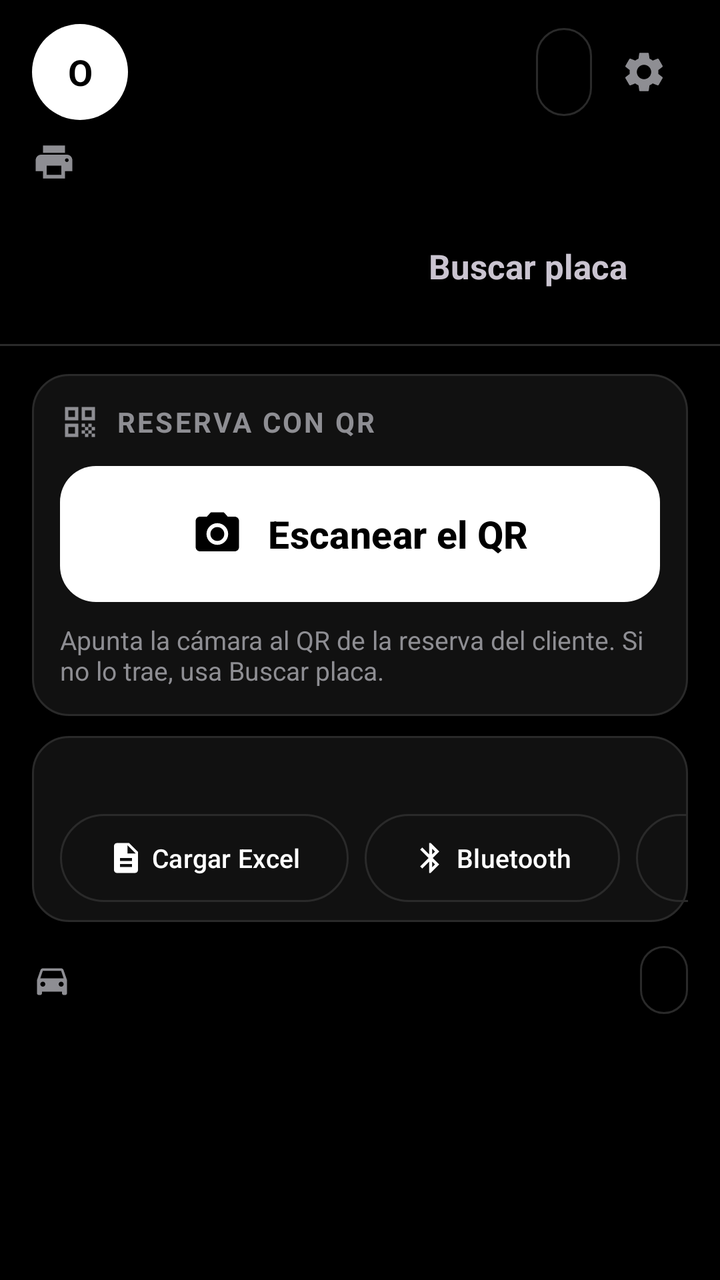
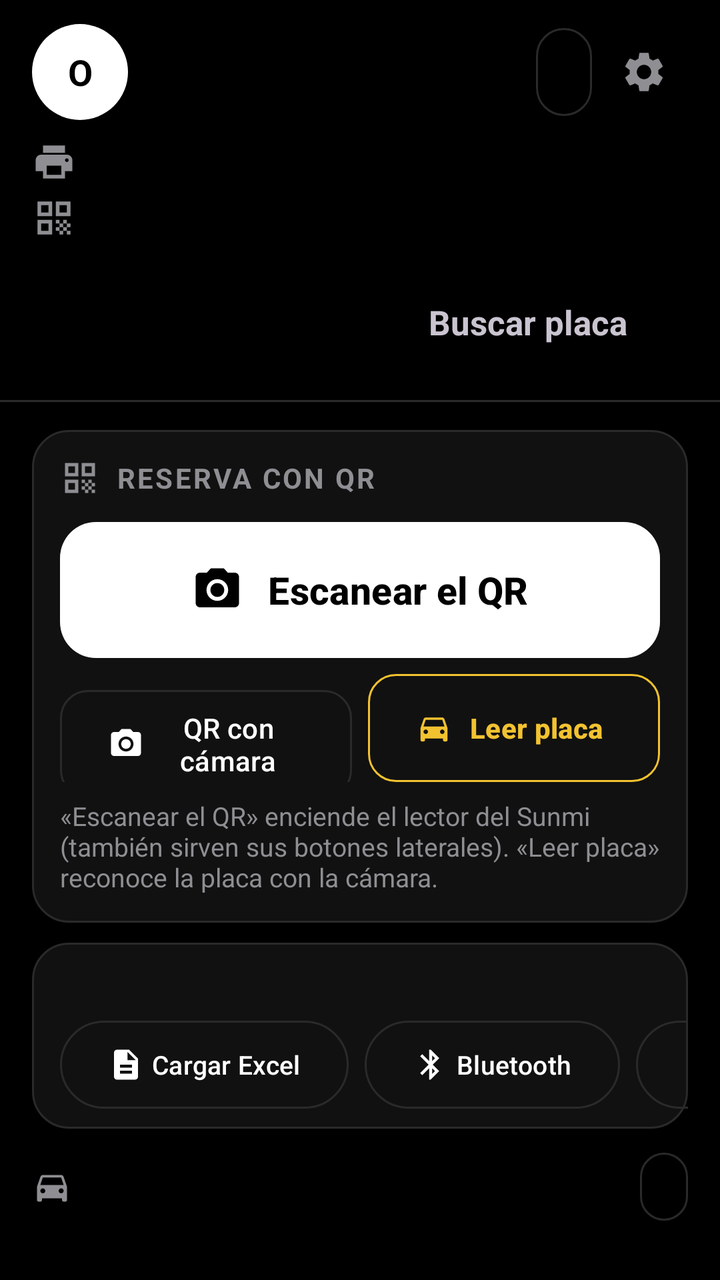

The first picture is an Android layout as it rendered before a commit; the second is the same layout after the commit. The layout source and the unified diff follow.
<!-- AndroidManifest.xml: application theme Theme.Reservas -->
<!-- res/layout/activity_main.xml -->
<?xml version="1.0" encoding="utf-8"?>
<LinearLayout xmlns:android="http://schemas.android.com/apk/res/android"
    xmlns:app="http://schemas.android.com/apk/res-auto"
    android:id="@+id/root"
    android:layout_width="match_parent"
    android:layout_height="match_parent"
    android:background="@color/fondo"
    android:orientation="vertical">

    
    <LinearLayout
        android:id="@+id/header"
        android:layout_width="match_parent"
        android:layout_height="wrap_content"
        android:orientation="vertical"
        android:paddingStart="16dp"
        android:paddingTop="12dp"
        android:paddingEnd="16dp"
        android:paddingBottom="12dp">

        <LinearLayout
            android:layout_width="match_parent"
            android:layout_height="wrap_content"
            android:gravity="center_vertical"
            android:orientation="horizontal">

            <TextView
                android:id="@+id/avatar"
                android:layout_width="48dp"
                android:layout_height="48dp"
                android:background="@drawable/circulo_blanco"
                android:gravity="center"
                android:text="O"
                android:textColor="@color/negro"
                android:textSize="18sp"
                android:textStyle="bold" />

            <LinearLayout
                android:id="@+id/zonaOperador"
                android:layout_width="0dp"
                android:layout_height="wrap_content"
                android:layout_marginStart="12dp"
                android:layout_weight="1"
                android:background="?attr/selectableItemBackground"
                android:orientation="vertical">

                <TextView
                    android:id="@+id/txtOperador"
                    android:layout_width="match_parent"
                    android:layout_height="wrap_content"
                    android:ellipsize="end"
                    android:singleLine="true"
                    android:textColor="@color/texto"
                    android:textSize="20sp"
                    android:textStyle="bold" />

                <TextView
                    android:id="@+id/txtSubtitulo"
                    android:layout_width="match_parent"
                    android:layout_height="wrap_content"
                    android:ellipsize="end"
                    android:singleLine="true"
                    android:textColor="@color/texto_suave"
                    android:textSize="15sp" />
            </LinearLayout>

            <TextView
                android:id="@+id/txtPill"
                android:layout_width="wrap_content"
                android:layout_height="44dp"
                android:layout_marginStart="8dp"
                android:background="@drawable/pill_borde"
                android:gravity="center"
                android:paddingStart="14dp"
                android:paddingEnd="14dp"
                android:textColor="@color/texto"
                android:textSize="16sp"
                android:textStyle="bold" />

            <ImageButton
                android:id="@+id/btnAjustes"
                android:layout_width="44dp"
                android:layout_height="44dp"
                android:layout_marginStart="4dp"
                android:background="?attr/selectableItemBackgroundBorderless"
                android:contentDescription="Ajustes"
                android:src="@drawable/ic_ajustes"
                app:tint="@color/texto_suave" />
        </LinearLayout>

        <LinearLayout
            android:id="@+id/zonaImpresora"
            android:layout_width="match_parent"
            android:layout_height="wrap_content"
            android:layout_marginTop="10dp"
            android:background="?attr/selectableItemBackground"
            android:gravity="center_vertical"
            android:orientation="horizontal">

            <ImageView
                android:layout_width="22dp"
                android:layout_height="22dp"
                android:contentDescription="Impresora"
                android:src="@drawable/ic_impresora"
                app:tint="@color/texto_suave" />

            <TextView
                android:id="@+id/txtImpresora"
                android:layout_width="match_parent"
                android:layout_height="wrap_content"
                android:layout_marginStart="10dp"
                android:textColor="@color/texto_suave"
                android:textSize="15sp" />
        </LinearLayout>

        
        <LinearLayout
            android:layout_width="match_parent"
            android:layout_height="54dp"
            android:layout_marginTop="14dp"
            android:orientation="horizontal">

            <TextView
                android:id="@+id/tabIngresos"
                android:layout_width="0dp"
                android:layout_height="match_parent"
                android:layout_weight="1"
                android:gravity="center"
                android:textSize="17sp"
                android:textStyle="bold" />

            <TextView
                android:id="@+id/tabBuscar"
                android:layout_width="0dp"
                android:layout_height="match_parent"
                android:layout_marginStart="8dp"
                android:layout_weight="1"
                android:gravity="center"
                android:text="Buscar placa"
                android:textSize="17sp"
                android:textStyle="bold" />
        </LinearLayout>
    </LinearLayout>

    <View
        android:layout_width="match_parent"
        android:layout_height="1dp"
        android:background="@color/tarjeta_borde" />

    
    <LinearLayout
        android:id="@+id/panelIngresos"
        android:layout_width="match_parent"
        android:layout_height="0dp"
        android:layout_weight="1"
        android:orientation="vertical">

        
        <LinearLayout
            android:layout_width="match_parent"
            android:layout_height="wrap_content"
            android:layout_marginStart="16dp"
            android:layout_marginTop="14dp"
            android:layout_marginEnd="16dp"
            android:background="@drawable/tarjeta"
            android:orientation="vertical"
            android:padding="14dp">

            <LinearLayout
                android:layout_width="match_parent"
                android:layout_height="wrap_content"
                android:gravity="center_vertical"
                android:orientation="horizontal">

                <ImageView
                    android:layout_width="20dp"
                    android:layout_height="20dp"
                    android:contentDescription="QR"
                    android:src="@drawable/ic_qr"
                    app:tint="@color/texto_suave" />

                <TextView
                    android:layout_width="wrap_content"
                    android:layout_height="wrap_content"
                    android:layout_marginStart="8dp"
                    android:letterSpacing="0.08"
                    android:text="RESERVA CON QR"
                    android:textColor="@color/texto_suave"
                    android:textSize="14sp"
                    android:textStyle="bold" />
            </LinearLayout>

            <com.google.android.material.button.MaterialButton
                android:id="@+id/btnEscanear"
                android:layout_width="match_parent"
                android:layout_height="68dp"
                android:layout_marginTop="12dp"
                android:insetTop="0dp"
                android:insetBottom="0dp"
                android:text="Escanear el QR"
                android:textColor="@color/negro"
                android:textSize="19sp"
                android:textStyle="bold"
                app:backgroundTint="@color/blanco"
                app:cornerRadius="18dp"
                app:icon="@drawable/ic_camara"
                app:iconGravity="textStart"
                app:iconPadding="12dp"
                app:iconSize="26dp"
                app:iconTint="@color/negro" />

            <TextView
                android:layout_width="match_parent"
                android:layout_height="wrap_content"
                android:layout_marginTop="10dp"
                android:text="Apunta la cámara al QR de la reserva del cliente. Si no lo trae, usa Buscar placa."
                android:textColor="@color/texto_suave"
                android:textSize="13sp" />
        </LinearLayout>

        
        <LinearLayout
            android:layout_width="match_parent"
            android:layout_height="wrap_content"
            android:layout_marginStart="16dp"
            android:layout_marginTop="10dp"
            android:layout_marginEnd="16dp"
            android:background="@drawable/tarjeta"
            android:orientation="vertical"
            android:paddingTop="12dp"
            android:paddingBottom="10dp">

            <TextView
                android:id="@+id/txtListado"
                android:layout_width="match_parent"
                android:layout_height="wrap_content"
                android:ellipsize="end"
                android:maxLines="2"
                android:paddingStart="14dp"
                android:paddingEnd="14dp"
                android:textColor="@color/texto"
                android:textSize="14sp" />

            <HorizontalScrollView
                android:layout_width="match_parent"
                android:layout_height="wrap_content"
                android:layout_marginTop="8dp"
                android:scrollbars="none">

                <LinearLayout
                    android:layout_width="wrap_content"
                    android:layout_height="wrap_content"
                    android:orientation="horizontal"
                    android:paddingStart="14dp"
                    android:paddingEnd="6dp">

                    <com.google.android.material.button.MaterialButton
                        android:id="@+id/btnCargar"
                        style="@style/BotonChip"
                        android:text="Cargar Excel"
                        app:icon="@drawable/ic_archivo" />

                    <com.google.android.material.button.MaterialButton
                        android:id="@+id/btnBluetooth"
                        style="@style/BotonChip"
                        android:text="Bluetooth"
                        app:icon="@drawable/ic_bluetooth" />

                    <com.google.android.material.button.MaterialButton
                        android:id="@+id/btnColumnas"
                        style="@style/BotonChip"
                        android:text="Columnas"
                        app:icon="@drawable/ic_columnas" />

                    <com.google.android.material.button.MaterialButton
                        android:id="@+id/btnExportar"
                        style="@style/BotonChip"
                        android:text="Exportar"
                        app:icon="@drawable/ic_compartir" />

                    <com.google.android.material.button.MaterialButton
                        android:id="@+id/btnReiniciar"
                        style="@style/BotonChip"
                        android:text="Reiniciar"
                        android:textColor="@color/rojo" />
                </LinearLayout>
            </HorizontalScrollView>
        </LinearLayout>

        
        <LinearLayout
            android:layout_width="match_parent"
            android:layout_height="wrap_content"
            android:layout_marginTop="12dp"
            android:gravity="center_vertical"
            android:orientation="horizontal"
            android:paddingStart="16dp"
            android:paddingEnd="16dp">

            <ImageView
                android:layout_width="20dp"
                android:layout_height="20dp"
                android:contentDescription="Vehículos"
                android:src="@drawable/ic_carro"
                app:tint="@color/texto_suave" />

            <TextView
                android:id="@+id/txtAdentro"
                android:layout_width="0dp"
                android:layout_height="wrap_content"
                android:layout_marginStart="8dp"
                android:layout_weight="1"
                android:textColor="@color/texto_suave"
                android:textSize="15sp" />

            <TextView
                android:id="@+id/chipVer"
                android:layout_width="wrap_content"
                android:layout_height="34dp"
                android:background="@drawable/pill_borde"
                android:gravity="center"
                android:paddingStart="12dp"
                android:paddingEnd="12dp"
                android:textColor="@color/texto"
                android:textSize="13sp" />
        </LinearLayout>

        <FrameLayout
            android:layout_width="match_parent"
            android:layout_height="0dp"
            android:layout_marginTop="6dp"
            android:layout_weight="1">

            <androidx.recyclerview.widget.RecyclerView
                android:id="@+id/listaIngresos"
                android:layout_width="match_parent"
                android:layout_height="match_parent"
                android:clipToPadding="false"
                android:paddingBottom="16dp" />

            <TextView
                android:id="@+id/vacioIngresos"
                android:layout_width="match_parent"
                android:layout_height="wrap_content"
                android:layout_gravity="center"
                android:gravity="center"
                android:padding="32dp"
                android:textColor="@color/texto_suave"
                android:textSize="15sp" />
        </FrameLayout>
    </LinearLayout>

    
    <LinearLayout
        android:id="@+id/panelBuscar"
        android:layout_width="match_parent"
        android:layout_height="0dp"
        android:layout_weight="1"
        android:orientation="vertical"
        android:visibility="gone">

        <EditText
            android:id="@+id/edtPlaca"
            android:layout_width="match_parent"
            android:layout_height="76dp"
            android:layout_marginStart="16dp"
            android:layout_marginTop="16dp"
            android:layout_marginEnd="16dp"
            android:background="@drawable/placa"
            android:fontFamily="monospace"
            android:gravity="center"
            android:hint="ABC123"
            android:importantForAutofill="no"
            android:inputType="textCapCharacters|textNoSuggestions|textVisiblePassword"
            android:maxLength="20"
            android:singleLine="true"
            android:textColor="@color/negro"
            android:textColorHint="#80000000"
            android:textSize="34sp"
            android:textStyle="bold" />

        <TextView
            android:id="@+id/txtAyudaBuscar"
            android:layout_width="match_parent"
            android:layout_height="wrap_content"
            android:layout_marginTop="8dp"
            android:gravity="center"
            android:paddingStart="16dp"
            android:paddingEnd="16dp"
            android:text="Escriba la placa (también sirve el código de la reserva o el nombre)."
            android:textColor="@color/texto_suave"
            android:textSize="13sp" />

        <FrameLayout
            android:layout_width="match_parent"
            android:layout_height="0dp"
            android:layout_marginTop="8dp"
            android:layout_weight="1">

            <androidx.recyclerview.widget.RecyclerView
                android:id="@+id/listaBuscar"
                android:layout_width="match_parent"
                android:layout_height="match_parent"
                android:clipToPadding="false"
                android:paddingBottom="16dp" />

            <TextView
                android:id="@+id/vacioBuscar"
                android:layout_width="match_parent"
                android:layout_height="wrap_content"
                android:layout_gravity="center"
                android:gravity="center"
                android:padding="32dp"
                android:textColor="@color/texto_suave"
                android:textSize="15sp" />
        </FrameLayout>
    </LinearLayout>
</LinearLayout>
<!-- resources referenced by this layout -->
<resources>
  <color name="blanco">#FFFFFF</color>
  <color name="fondo">#000000</color>
  <color name="negro">#000000</color>
  <color name="rojo">#EF4444</color>
  <color name="tarjeta_borde">#2A2A2A</color>
  <color name="texto">#FFFFFF</color>
  <color name="texto_suave">#8E8E93</color>
  <!-- drawable circulo_blanco (drawable) -->
  <?xml version="1.0" encoding="utf-8"?>
  <shape xmlns:android="http://schemas.android.com/apk/res/android" android:shape="oval">
      <solid android:color="@color/blanco" />
  </shape>
  <!-- drawable ic_archivo (drawable) -->
  <?xml version="1.0" encoding="utf-8"?>
  <vector xmlns:android="http://schemas.android.com/apk/res/android"
      android:width="24dp"
      android:height="24dp"
      android:viewportWidth="24"
      android:viewportHeight="24">
      <path
          android:fillColor="#FFFFFFFF"
          android:pathData="M14,2H6c-1.1,0 -2,0.9 -2,2v16c0,1.1 0.89,2 1.99,2H18c1.1,0 2,-0.9 2,-2V8L14,2zM16,18H8v-2h8V18zM16,14H8v-2h8V14zM13,9V3.5L18.5,9H13z" />
  </vector>
  <!-- drawable ic_columnas (drawable) -->
  <?xml version="1.0" encoding="utf-8"?>
  <vector xmlns:android="http://schemas.android.com/apk/res/android"
      android:width="24dp"
      android:height="24dp"
      android:viewportWidth="24"
      android:viewportHeight="24">
      <path
          android:fillColor="#FFFFFFFF"
          android:pathData="M10,18h5V5h-5V18zM4,18h5V5H4V18zM16,5v13h5V5H16z" />
  </vector>
  <!-- drawable ic_impresora (drawable) -->
  <?xml version="1.0" encoding="utf-8"?>
  <vector xmlns:android="http://schemas.android.com/apk/res/android"
      android:width="24dp"
      android:height="24dp"
      android:viewportWidth="24"
      android:viewportHeight="24">
      <path
          android:fillColor="#FFFFFFFF"
          android:pathData="M19,8H5c-1.66,0 -3,1.34 -3,3v6h4v4h12v-4h4v-6c0,-1.66 -1.34,-3 -3,-3zM16,19H8v-5h8v5zM19,12c-0.55,0 -1,-0.45 -1,-1s0.45,-1 1,-1 1,0.45 1,1 -0.45,1 -1,1zM18,3H6v4h12V3z" />
  </vector>
  <!-- drawable pill_borde (drawable) -->
  <?xml version="1.0" encoding="utf-8"?>
  <shape xmlns:android="http://schemas.android.com/apk/res/android" android:shape="rectangle">
      <solid android:color="@color/fondo" />
      <stroke android:width="1dp" android:color="@color/tarjeta_borde" />
      <corners android:radius="100dp" />
  </shape>
  <!-- drawable placa (drawable) -->
  <?xml version="1.0" encoding="utf-8"?>
  <shape xmlns:android="http://schemas.android.com/apk/res/android" android:shape="rectangle">
      <solid android:color="@color/amarillo_placa" />
      <stroke android:width="1dp" android:color="#B38A12" />
      <corners android:radius="10dp" />
  </shape>
  <!-- drawable tarjeta (drawable) -->
  <?xml version="1.0" encoding="utf-8"?>
  <shape xmlns:android="http://schemas.android.com/apk/res/android" android:shape="rectangle">
      <solid android:color="@color/tarjeta" />
      <stroke android:width="1dp" android:color="@color/tarjeta_borde" />
      <corners android:radius="18dp" />
  </shape>
  <style name="Theme.Reservas" parent="Theme.Material3.Dark.NoActionBar">
          <item name="colorPrimary">@color/blanco</item>
          <item name="colorOnPrimary">@color/negro</item>
          <item name="colorSecondary">@color/verde</item>
          <item name="colorSurface">@color/tarjeta</item>
          <item name="android:windowBackground">@color/fondo</item>
          <item name="android:statusBarColor">@color/fondo</item>
          <item name="android:navigationBarColor">@color/fondo</item>
      </style>
  <color name="amarillo_placa">#F2C230</color>
  <color name="tarjeta">#111111</color>
  <color name="verde">#22C55E</color>
  <!-- unchanged entries left out for length: 7 -->
</resources>

<!-- the commit's change to res/layout/activity_main.xml (unified diff, before → after) -->
@@ -106,6 +106,31 @@
 
             <TextView
                 android:id="@+id/txtImpresora"
+                android:layout_width="match_parent"
+                android:layout_height="wrap_content"
+                android:layout_marginStart="10dp"
+                android:textColor="@color/texto_suave"
+                android:textSize="15sp" />
+        </LinearLayout>
+
+        <LinearLayout
+            android:id="@+id/zonaLector"
+            android:layout_width="match_parent"
+            android:layout_height="wrap_content"
+            android:layout_marginTop="6dp"
+            android:background="?attr/selectableItemBackground"
+            android:gravity="center_vertical"
+            android:orientation="horizontal">
+
+            <ImageView
+                android:layout_width="22dp"
+                android:layout_height="22dp"
+                android:contentDescription="Lector"
+                android:src="@drawable/ic_qr"
+                app:tint="@color/texto_suave" />
+
+            <TextView
+                android:id="@+id/txtLector"
                 android:layout_width="match_parent"
                 android:layout_height="wrap_content"
                 android:layout_marginStart="10dp"
@@ -209,11 +234,54 @@
                 app:iconSize="26dp"
                 app:iconTint="@color/negro" />
 
-            <TextView
-                android:layout_width="match_parent"
-                android:layout_height="wrap_content"
-                android:layout_marginTop="10dp"
-                android:text="Apunta la cámara al QR de la reserva del cliente. Si no lo trae, usa Buscar placa."
+            <LinearLayout
+                android:layout_width="match_parent"
+                android:layout_height="wrap_content"
+                android:layout_marginTop="8dp"
+                android:orientation="horizontal">
+
+                <com.google.android.material.button.MaterialButton
+                    android:id="@+id/btnQrCamara"
+                    style="@style/Widget.Material3.Button.OutlinedButton"
+                    android:layout_width="0dp"
+                    android:layout_height="54dp"
+                    android:layout_weight="1"
+                    android:insetTop="0dp"
+                    android:insetBottom="0dp"
+                    android:text="QR con cámara"
+                    android:textColor="@color/blanco"
+                    android:textSize="14sp"
+                    app:cornerRadius="14dp"
+                    app:icon="@drawable/ic_camara"
+                    app:iconSize="18dp"
+                    app:iconTint="@color/blanco"
+                    app:strokeColor="@color/tarjeta_borde" />
+
+                <com.google.android.material.button.MaterialButton
+                    android:id="@+id/btnLeerPlaca"
+                    style="@style/Widget.Material3.Button.OutlinedButton"
+                    android:layout_width="0dp"
+                    android:layout_height="54dp"
+                    android:layout_marginStart="8dp"
+                    android:layout_weight="1"
+                    android:insetTop="0dp"
+                    android:insetBottom="0dp"
+                    android:text="Leer placa"
+                    android:textColor="@color/amarillo_placa"
+                    android:textSize="14sp"
+                    android:textStyle="bold"
+                    app:cornerRadius="14dp"
+                    app:icon="@drawable/ic_carro"
+                    app:iconSize="18dp"
+                    app:iconTint="@color/amarillo_placa"
+                    app:strokeColor="@color/amarillo_placa" />
+            </LinearLayout>
+
+            <TextView
+                android:layout_width="match_parent"
+                android:layout_height="wrap_content"
+                android:layout_marginTop="8dp"
+                android:text="«Escanear el QR» enciende el lector del Sunmi (también sirven sus botones laterales). «Leer placa» reconoce la placa con la cámara."
                 android:textColor="@color/texto_suave"
                 android:textSize="13sp" />
         </LinearLayout>
